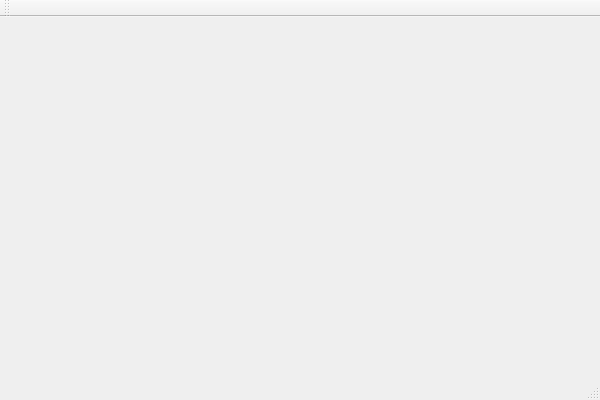
Above: mainwindow.ui from gustafsson/freq before the change. Below: the same form after it.
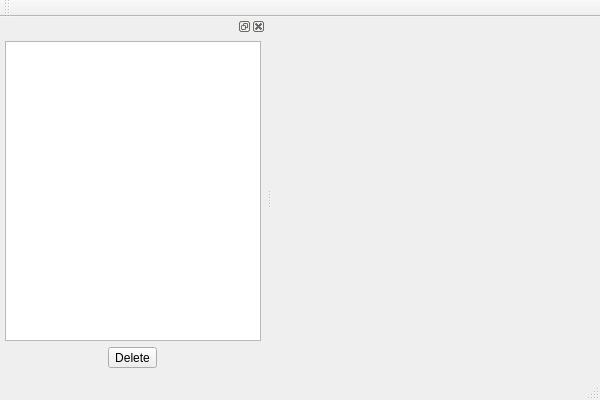
That is the form after the change. Icons and pictures are not drawn.

Patch:
```diff
--- a/mainwindow.ui
+++ b/mainwindow.ui
@@ -37,6 +37,44 @@
    </attribute>
   </widget>
   <widget class="QStatusBar" name="statusBar"/>
+  <widget class="QDockWidget" name="layerWindow">
+   <property name="allowedAreas">
+    <set>Qt::LeftDockWidgetArea|Qt::RightDockWidgetArea</set>
+   </property>
+   <attribute name="dockWidgetArea">
+    <number>1</number>
+   </attribute>
+   <widget class="QWidget" name="layerWindowContents">
+    <layout class="QVBoxLayout" name="verticalLayout">
+     <property name="leftMargin">
+      <number>5</number>
+     </property>
+     <property name="topMargin">
+      <number>5</number>
+     </property>
+     <property name="rightMargin">
+      <number>5</number>
+     </property>
+     <property name="bottomMargin">
+      <number>10</number>
+     </property>
+     <item>
+      <widget class="QListWidget" name="layerWidget"/>
+     </item>
+     <item>
+      <layout class="QHBoxLayout" name="horizontalLayout">
+       <item>
+        <widget class="QToolButton" name="deleteFilterButton">
+         <property name="text">
+          <string>Delete</string>
+         </property>
+        </widget>
+       </item>
+      </layout>
+     </item>
+    </layout>
+   </widget>
+  </widget>
  </widget>
  <layoutdefault spacing="6" margin="11"/>
  <resources/>
```
Left out of the diff: 2 changed lines with no effect on the pictures.
